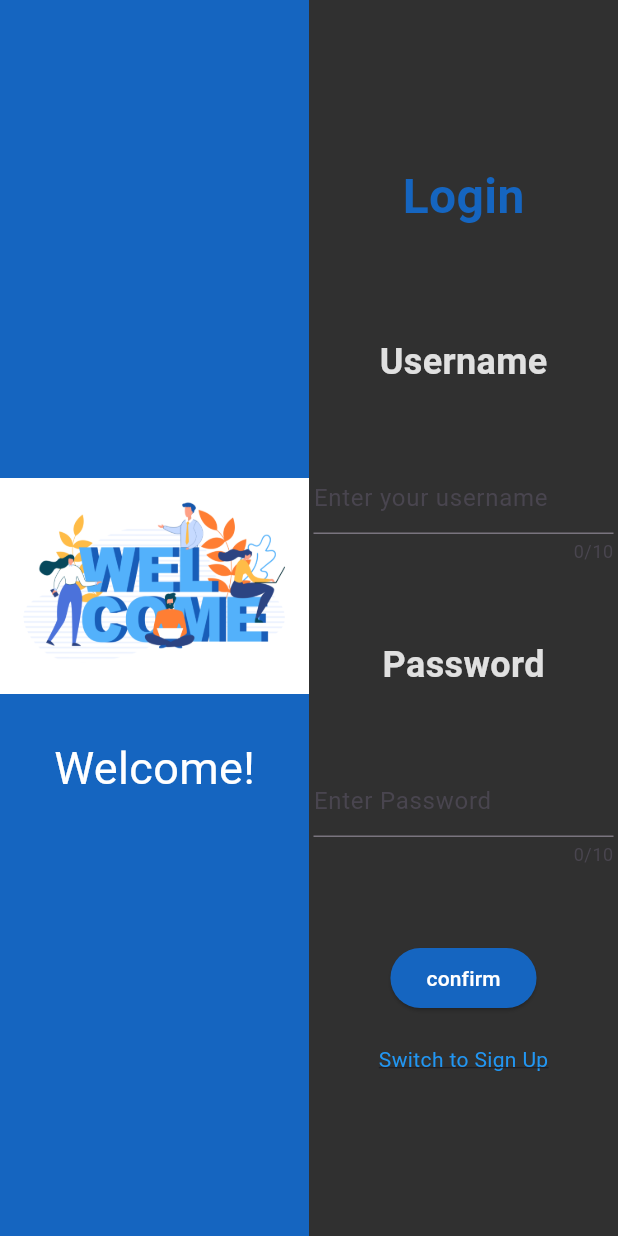
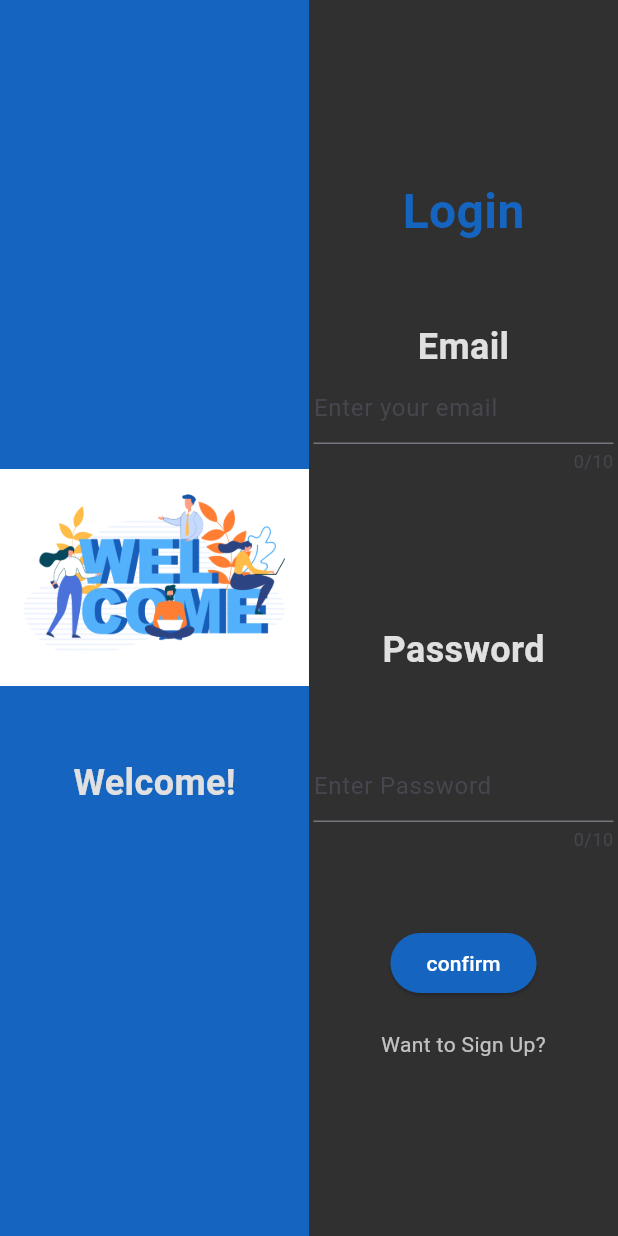
Before and after one commit to RobertsLuke/VTesting, a Flutter app: the screen it shows after launch, on a phone screen of 412 x 824 dp. Run offline on Flutter 3.47's test engine with Material 3 defaults, Android fonts, the phone set to English and light mode, and no system bars.

Commit message:
finished cleaning the login UI

```diff
--- a/lib/login/login.dart
+++ b/lib/login/login.dart
@@ -11,81 +11,17 @@ class _LoginScreenState extends State<LoginScreen> {
 
   final GlobalKey<FormState> _formKey = GlobalKey<FormState>();
 
+  bool isLoginMode = true;
+
+  final _username = TextEditingController();
+  final _password = TextEditingController();
+  final _email = TextEditingController();
+
   @override
   Widget build(BuildContext context) {
     final Size size = MediaQuery.sizeOf(context);
     final double width = size.width;
     final double height = size.height;
-
-    TextEditingController username = TextEditingController();
-    TextEditingController password = TextEditingController();
-
-    // this is for prototyping only, in the iteration 2 we will switch to firebase
-    List<Map<String, String>> userDetails = [
-      {"name": "jib", "password": "admin1234"},
-      {"name": "luke", "password": "DiwizMySecretSecret..."}];
-
-    String mode = "Login";
-
-    String getButtonText() {
-      if (mode == "Login") {
-        return "Switch to Sign Up";
-      }
-      return "Switch to Login";
-    }
-
-    // this function will be called when the user presses confirm on the login
-    // screen
-    void login(String username, String password) {
-
-      bool exists = false;
-
-      for (var user in userDetails) {
-        if (user["name"] == username && user["password"] == password) {
-          // successful, correct username and password
-          //Navigator.pushNamed(context, '/createProject');
-          print("successful");
-          exists = !exists;
-          break;
-        }
-        else if (user["name"] == username) {
-          // user exists but incorrect password
-          print("incorrect password");
-          exists = !exists;
-          break;
-        }
-      }
-
-      if (!exists) {
-        print("this user does not exist");
-      }
-    }
-
-    // this function will be called when the user presses confirm on the sign up
-    // screen
-
-    void signUp(String username, String password) {
-      bool exists = false;
-
-      for (var user in userDetails) {
-        if (user["name"] == username) {
-          // username already exists so you can not signUp
-          exists = !exists;
-          break;
-        }
-      }
-
-      if (exists) {
-        print("username already exists, try creating a new username");
-      }
-      else {
-        if (password.length < 8) {
-          print("password is too short");
-        }
-        userDetails.add({"name": username, "password": password});
-        print("added user to list");
-      }
-    }
 
     // validates the email input box
     String? emailInputValidator(String value) {
@@ -128,8 +64,62 @@ class _LoginScreenState extends State<LoginScreen> {
 
     void submitAction() {
       if (_formKey.currentState!.validate()) {}
+    }
 
+    void changePageState() {
+      setState(() {
+        isLoginMode = !isLoginMode;
+      });
     }
+
+    // this handles the ui for the username
+    Container usernameContainer() {
+      return Container(
+        child: Column(
+          children: [
+            const SizedBox(height: 50,),
+            Text("Username", style: TextStyle(fontSize: 24, fontWeight: FontWeight.w600, color: Colors.grey[300])),
+            SizedBox(
+                width: 200,
+                child: createInputField(_username, "Enter your username", 10, usernameInputValidator)
+            ),
+
+          ],
+        ),
+      );
+    }
+
+    // this handles the ui for the email
+    Container emailContainer() {
+      return Container(
+        child: Column(
+          children: [
+            const SizedBox(height: 50,),
+            Text("Email", style: TextStyle(fontSize: 24, fontWeight: FontWeight.w600, color: Colors.grey[300])),
+            SizedBox(
+                width: 200,
+                child: createInputField(_email, "Enter your email", 10, emailInputValidator)
+            ),
+          ],
+        ),
+      );
+    }
+
+    Container passwordContainer() {
+      return Container(
+        child: Column(
+          children: [
+            Text("Password", style: TextStyle(fontSize: 24, fontWeight: FontWeight.w600, color: Colors.grey[300])),
+            const SizedBox(height: 50),
+            SizedBox(
+                width: 200,
+                child: createInputField(_password, "Enter Password", 10, passwordInputValidator)
+            ),
+          ],
+        ),
+      );
+    }
+
     return Scaffold(
       backgroundColor: Colors.grey[850],
       body: Row(
@@ -144,7 +134,8 @@ class _LoginScreenState extends State<LoginScreen> {
                 mainAxisAlignment: MainAxisAlignment.center,
                 children: [
                   SizedBox(height: 200, width: 300 ,child: Image.asset("assets/login/welcome_image.jpg")),
-                  const Text("Welcome!", style: TextStyle(color: Colors.white, fontSize: 30),),
+                  const SizedBox(height: 20,),
+                  Text("Welcome!", style: TextStyle(fontSize: 24, fontWeight: FontWeight.w600, color: Colors.grey[300])),
                 ],
               ),
             ),
@@ -158,21 +149,12 @@ class _LoginScreenState extends State<LoginScreen> {
               child: Column(
                 mainAxisAlignment: MainAxisAlignment.center,
                 children: [
-                  Text(mode, style: TextStyle(fontSize: 32, fontWeight: FontWeight.bold, color: Colors.blue[800]),),
-                  const SizedBox(height: 70),
-                  Text("Username", style: TextStyle(fontSize: 24, fontWeight: FontWeight.w600, color: Colors.grey[300])),
+                  Text((isLoginMode)?"Login":"Sign Up" , style: TextStyle(fontSize: 32, fontWeight: FontWeight.bold, color: Colors.blue[800]),),
+                  // const SizedBox(height: 70),
+                  emailContainer(),
+                  (isLoginMode)?  const SizedBox(height: 50) : usernameContainer(),
                   const SizedBox(height: 50),
-                  SizedBox(
-                    width: 200,
-                    child: createInputField(username, "Enter your username", 10, emailInputValidator)
-                  ),
-                  const SizedBox(height: 50),
-                  Text("Password", style: TextStyle(fontSize: 24, fontWeight: FontWeight.w600, color: Colors.grey[300])),
-                  const SizedBox(height: 50),
-                  SizedBox(
-                    width: 200,
-                    child: createInputField(password, "Enter Password", 10, passwordInputValidator)
-                  ),
+                  passwordContainer(),
                   const SizedBox(height: 50),
                   // confirm button
                   ElevatedButton(
@@ -180,18 +162,12 @@ class _LoginScreenState extends State<LoginScreen> {
                       style: ElevatedButton.styleFrom(backgroundColor: Colors.blue[800]),
                       child: const Text("confirm", style: TextStyle(color: Colors.white))),
                   const SizedBox(height: 20,),
-                  InkWell(
+                  // switch mode button
+                  GestureDetector(
                     onTap: () {
-                      setState(() {
-                        if (mode == "Login") {
-                          mode = "Sign Up";
-                        }
-                        else {
-                          mode = "Login";
-                        }
-                      });
+                      changePageState();
                     },
-                    child: Text(getButtonText(), style: TextStyle(color: Colors.blue, decoration: TextDecoration.underline),),
+                    child: Text((isLoginMode)?"Want to Sign Up?":"Want to Login?", style: const TextStyle(color: Colors.white70)),
                   )
                 ],
               ),
```
